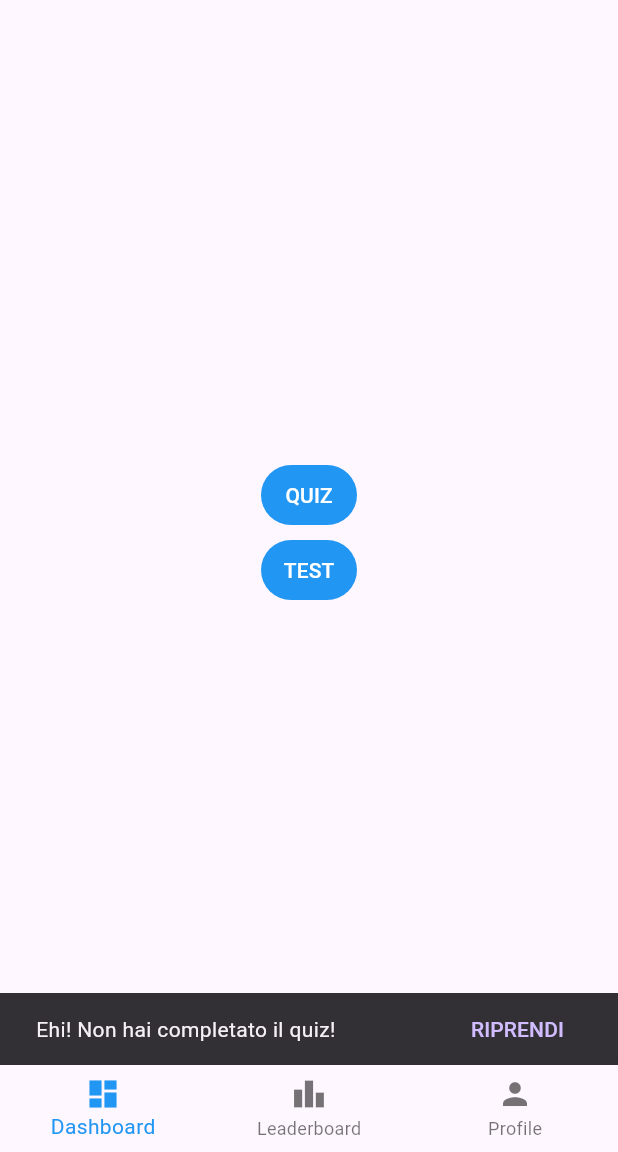
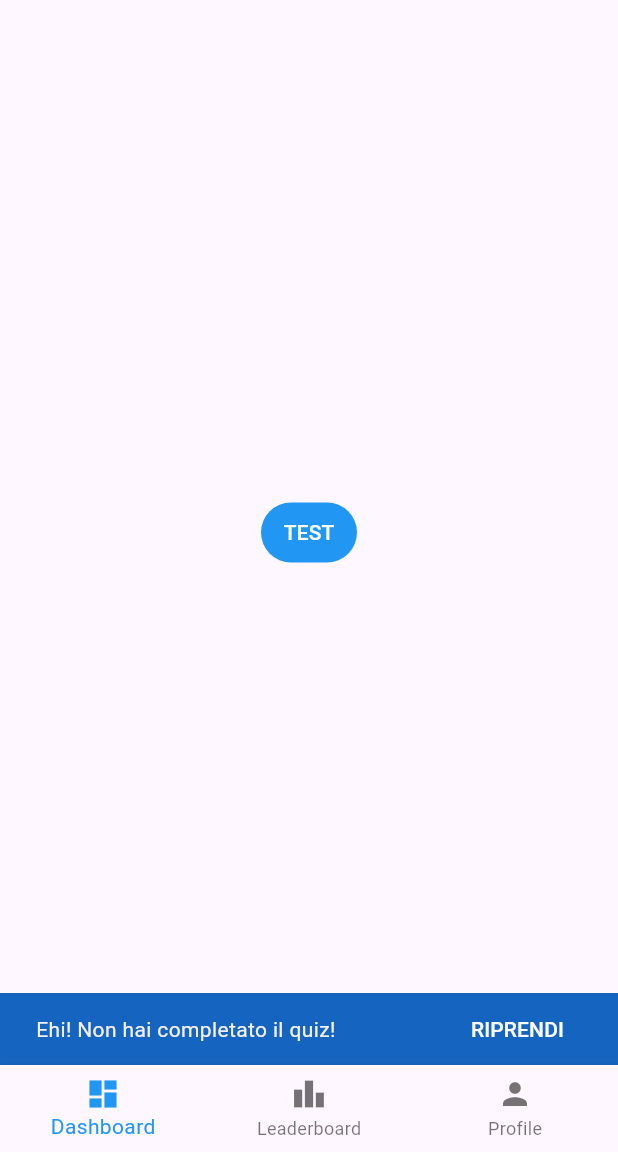
Before and after one commit to gdgbari/2025-devfest-bari-mobile-fe, a Flutter app: the DashboardPage screen opened by its route, after a tap on "TEST", on a phone screen of 412 x 824 dp, the part 84-1236 px from its top. Run offline on Flutter 3.47's test engine with Material 3 defaults, Android fonts, the phone set to English and light mode, and no system bars; drawn by our look-alikes of loader_overlay; our stand-ins replace bloc, cloud_functions, equatable, firebase_auth, firebase_core, flutter_bloc and 2 more; missing offline and left inert: mobile_scanner; accounts and stored records are empty; generated files the repository leaves out were written again.

Commit message:
top level quiz + minor fixes

```diff
--- a/lib/app.dart
+++ b/lib/app.dart
@@ -63,8 +63,8 @@ void _authListener(
       break;
     case AuthenticationStatus.authenticationFailure:
       context.loaderOverlay.hide();
+      // TODO: show error message
       break;
-    // TODO: show error message
     case AuthenticationStatus.signOutSuccess:
       context.loaderOverlay.hide();
       appRouter.goNamed(RouteNames.loginRoute.name);
--- a/lib/ui/navigation/app_router.dart
+++ b/lib/ui/navigation/app_router.dart
@@ -3,7 +3,7 @@ import 'package:flutter/material.dart';
 import 'package:go_router/go_router.dart';
 
 final _rootNavigatorKey = GlobalKey<NavigatorState>();
-final _dashboardNavigatorKey = GlobalKey<NavigatorState>();
+final _shellNavigatorKey = GlobalKey<NavigatorState>();
 
 final appRouter = GoRouter(
   navigatorKey: _rootNavigatorKey,
@@ -20,20 +20,13 @@ final appRouter = GoRouter(
       },
       branches: <StatefulShellBranch>[
         StatefulShellBranch(
-          navigatorKey: _dashboardNavigatorKey,
+          navigatorKey: _shellNavigatorKey,
           initialLocation: RouteNames.dashboardRoute.path,
           routes: <RouteBase>[
             GoRoute(
               name: RouteNames.dashboardRoute.name,
               path: RouteNames.dashboardRoute.path,
               builder: (context, state) => const DashboardPage(),
-              routes: <RouteBase>[
-                GoRoute(
-                  name: RouteNames.quizRoute.name,
-                  path: RouteNames.quizRoute.path,
-                  builder: (context, state) => QuizPage(),
-                ),
-              ],
             ),
           ],
         ),
@@ -62,5 +55,10 @@ final appRouter = GoRouter(
       path: RouteNames.qrCodeRoute.path,
       builder: (context, state) => QrCodePage(),
     ),
+    GoRoute(
+      name: RouteNames.quizRoute.name,
+      path: RouteNames.quizRoute.path,
+      builder: (context, state) => QuizPage(),
+    ),
   ],
 );
--- a/lib/ui/navigation/route_names.dart
+++ b/lib/ui/navigation/route_names.dart
@@ -4,7 +4,7 @@ enum RouteNames {
   leaderboardRoute(path: '/home/leaderboard'),
   profileRoute(path: '/home/profile'),
   qrCodeRoute(path: '/home/qr_code'),
-  quizRoute(path: 'dashboard/quiz');
+  quizRoute(path: '/home/qr_code/quiz');
 
   final String path;
   const RouteNames({required this.path});
--- a/lib/ui/pages/dashboard_page.dart
+++ b/lib/ui/pages/dashboard_page.dart
@@ -1,7 +1,5 @@
-import 'package:devfest_bari_2024/logic.dart';
 import 'package:devfest_bari_2024/ui.dart';
 import 'package:flutter/material.dart';
-import 'package:flutter_bloc/flutter_bloc.dart';
 import 'package:go_router/go_router.dart';
 
 class DashboardPage extends StatelessWidget {
@@ -18,33 +16,21 @@ class DashboardPage extends StatelessWidget {
             crossAxisAlignment: CrossAxisAlignment.center,
             children: <Widget>[
               TextButton(
-                onPressed: () {
-                  context.read<QuizCubit>()
-                    ..resetAnswers()
-                    ..getQuiz('osCBQg7hlgDI5ya2iz9l');
-                  context.goNamed(RouteNames.quizRoute.name);
-                },
-                style: TextButton.styleFrom(
-                  backgroundColor: Colors.blue,
-                  tapTargetSize: MaterialTapTargetSize.shrinkWrap,
-                ),
-                child: const Text(
-                  'QUIZ',
-                  style: TextStyle(color: Colors.white),
-                ),
-              ),
-              const SizedBox(height: 10),
-              TextButton(
                 onPressed: () async {
                   // TODO: test something here
+                  ScaffoldMessenger.of(context).clearSnackBars();
                   ScaffoldMessenger.of(context).showSnackBar(
                     SnackBar(
                       content: const Text('Ehi! Non hai completato il quiz!'),
                       action: SnackBarAction(
                         label: 'RIPRENDI',
-                        onPressed: () {},
+                        textColor: Colors.white,
+                        onPressed: () {
+                          context.pushNamed(RouteNames.quizRoute.name);
+                        },
                       ),
-                      duration: const Duration(days: 2),
+                      backgroundColor: Colors.blue.shade800,
+                      duration: const Duration(seconds: 30),
                     ),
                   );
                 },
--- a/lib/ui/widgets/user_info.dart
+++ b/lib/ui/widgets/user_info.dart
@@ -10,6 +10,7 @@ class UserInfo extends StatelessWidget {
   @override
   Widget build(BuildContext context) {
     return Column(
+      crossAxisAlignment: CrossAxisAlignment.start,
       children: <Widget>[
         Text(
           'Nome: ${userProfile.name}',
```
Also changed, not shown: lib/logic/cubit/quiz_cubit.dart (+5 -9 lines), lib/ui/pages/qr_code_page.dart (+41 -2 lines), lib/ui/pages/quiz_page.dart (+31 -2 lines).
